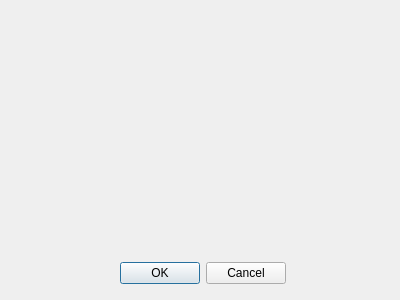
This is FLS_Library_Gui/FLS_Library_Gui/outputdialog.ui in AccesLab/FLS-Library-Codes as Qt 5 draws it before an edit. The edited form follows.
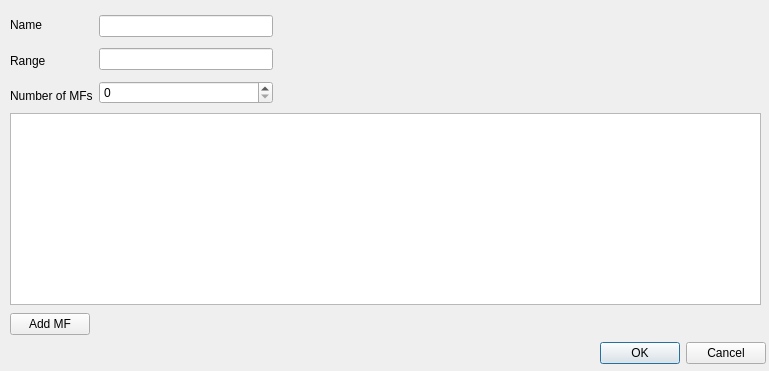
This is the edited form.

Patch:
```diff
--- a/FLS_Library_Gui/FLS_Library_Gui/outputdialog.ui
+++ b/FLS_Library_Gui/FLS_Library_Gui/outputdialog.ui
@@ -6,18 +6,117 @@
    <rect>
     <x>0</x>
     <y>0</y>
-    <width>400</width>
-    <height>300</height>
+    <width>769</width>
+    <height>371</height>
    </rect>
   </property>
   <property name="windowTitle">
    <string>Dialog</string>
   </property>
+  <widget class="QWidget" name="layoutWidget">
+   <property name="geometry">
+    <rect>
+     <x>10</x>
+     <y>10</y>
+     <width>263</width>
+     <height>101</height>
+    </rect>
+   </property>
+   <layout class="QHBoxLayout" name="horizontalLayout">
+    <item>
+     <layout class="QVBoxLayout" name="verticalLayout_2">
+      <item>
+       <widget class="QLabel" name="label">
+        <property name="text">
+         <string>Name</string>
+        </property>
+       </widget>
+      </item>
+      <item>
+       <widget class="QLabel" name="label_2">
+        <property name="text">
+         <string>Range</string>
+        </property>
+       </widget>
+      </item>
+      <item>
+       <widget class="QLabel" name="label_3">
+        <property name="text">
+         <string>Number of MFs</string>
+        </property>
+       </widget>
+      </item>
+     </layout>
+    </item>
+    <item>
+     <layout class="QVBoxLayout" name="verticalLayout">
+      <item>
+       <widget class="QLineEdit" name="outname"/>
+      </item>
+      <item>
+       <widget class="QLineEdit" name="outrange"/>
+      </item>
+      <item>
+       <widget class="QSpinBox" name="numMFs">
+        <property name="maximum">
+         <number>9999999</number>
+        </property>
+       </widget>
+      </item>
+     </layout>
+    </item>
+   </layout>
+  </widget>
+  <widget class="QTableWidget" name="outMFtable">
+   <property name="geometry">
+    <rect>
+     <x>10</x>
+     <y>113</y>
+     <width>751</width>
+     <height>192</height>
+    </rect>
+   </property>
+   <attribute name="horizontalHeaderDefaultSectionSize">
+    <number>150</number>
+   </attribute>
+  </widget>
+  <widget class="QWidget" name="layoutWidget_2">
+   <property name="geometry">
+    <rect>
+     <x>10</x>
+     <y>310</y>
+     <width>701</width>
+     <height>29</height>
+    </rect>
+   </property>
+   <layout class="QHBoxLayout" name="horizontalLayout_2">
+    <item>
+     <widget class="QPushButton" name="addMF">
+      <property name="text">
+       <string>Add MF</string>
+      </property>
+     </widget>
+    </item>
+    <item>
+     <spacer name="horizontalSpacer">
+      <property name="orientation">
+       <enum>Qt::Horizontal</enum>
+      </property>
+      <property name="sizeHint" stdset="0">
+       <size>
+        <width>40</width>
+        <height>20</height>
+       </size>
+      </property>
+     </spacer>
+    </item>
+   </layout>
+  </widget>
   <widget class="QDialogButtonBox" name="buttonBox">
    <property name="geometry">
     <rect>
-     <x>110</x>
-     <y>260</y>
+     <x>590</x>
+     <y>340</y>
      <width>176</width>
      <height>27</height>
     </rect>
```
